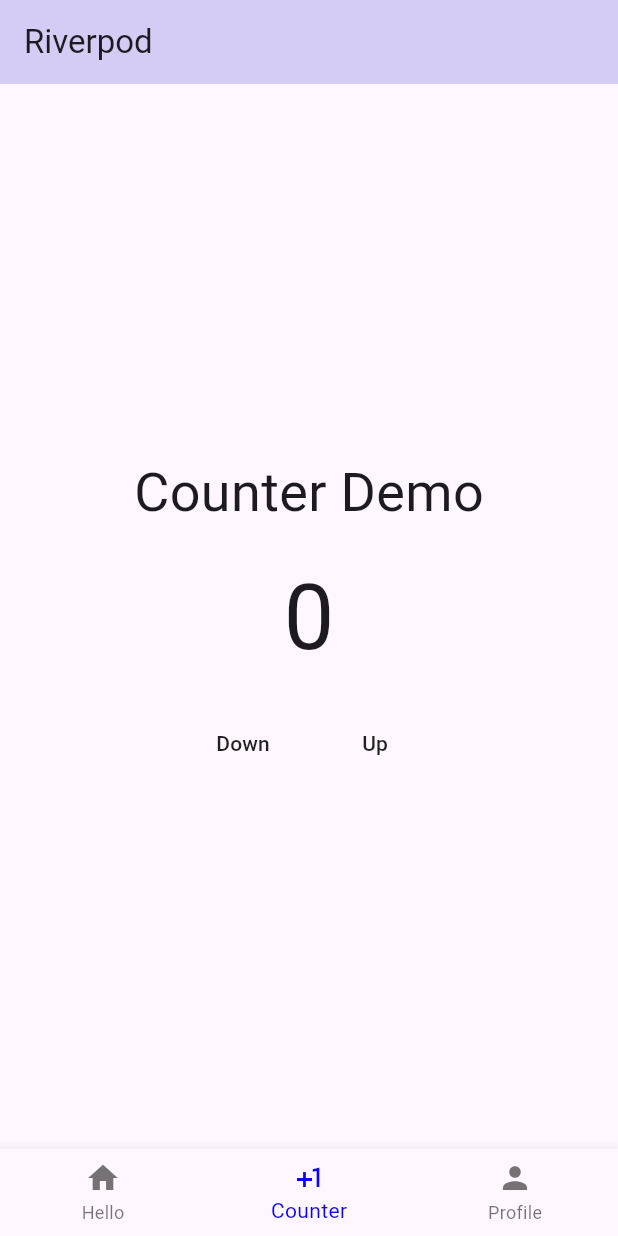
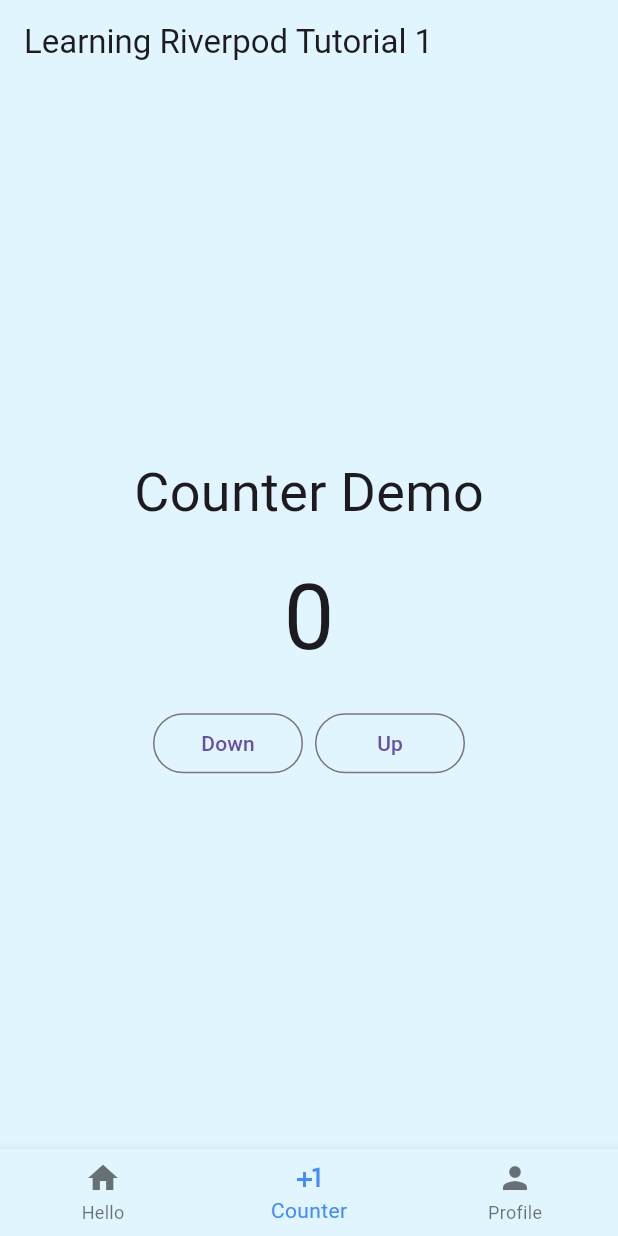
Before and after one commit to minlwin/learning-flutter-v2, a Flutter app: the screen it shows after launch, item 2 of the bottom bar chosen, on a phone screen of 412 x 824 dp. Run offline on Flutter 3.47's test engine with Material 3 defaults, Android fonts, the phone set to English and light mode, and no system bars; our stand-ins replace flutter_riverpod, riverpod_annotation; generated files the repository leaves out were written again.

Commit message:
Update Themes for Tutorial 1

```diff
--- a/s01_riverpod/p01_helloworld/lib/main.dart
+++ b/s01_riverpod/p01_helloworld/lib/main.dart
@@ -18,14 +18,18 @@ class MyFirstApp extends ConsumerWidget {
   Widget build(BuildContext context, WidgetRef ref) {
     return MaterialApp(
       debugShowCheckedModeBanner: false,
-      title: "Helloworld",
+      title: "Riverpod 1",
+      theme: Theme.of(context).copyWith(
+          scaffoldBackgroundColor: Colors.lightBlue[50],
+          appBarTheme: AppBarTheme.of(context)
+              .copyWith(backgroundColor: Colors.lightBlue[50])),
       home: Scaffold(
         appBar: AppBar(
-          title: const Text("Riverpod"),
-          backgroundColor: const Color.fromARGB(255, 213, 204, 245),
+          title: const Text("Learning Riverpod Tutorial 1"),
         ),
         body: _loadBody(ref.watch(currentPageProvider)),
         bottomNavigationBar: BottomNavigationBar(
+          backgroundColor: Colors.lightBlue[50],
           items: const [
             BottomNavigationBarItem(
               icon: Icon(Icons.home),
@@ -41,7 +45,7 @@ class MyFirstApp extends ConsumerWidget {
             )
           ],
           currentIndex: ref.watch(currentPageProvider),
-          selectedItemColor: const Color.fromARGB(255, 13, 5, 248),
+          selectedItemColor: Colors.blueAccent,
           onTap: (value) =>
               ref.read(currentPageProvider.notifier).setPage(value),
         ),
--- a/s01_riverpod/p01_helloworld/lib/pages/counter.dart
+++ b/s01_riverpod/p01_helloworld/lib/pages/counter.dart
@@ -51,15 +51,22 @@ class CounterApp extends ConsumerWidget {
           Row(
             mainAxisAlignment: MainAxisAlignment.center,
             children: [
-              MaterialButton(
-                child: const Text("Down"),
+              OutlinedButton(
                 onPressed: () =>
                     ref.read(counterStateProvider.notifier).countDown(),
+                style: OutlinedButton.styleFrom(
+                  minimumSize: const Size(100, 40),
+                ),
+                child: const Text("Down"),
               ),
-              MaterialButton(
-                child: const Text("Up"),
+              const SizedBox(width: 8),
+              OutlinedButton(
                 onPressed: () =>
                     ref.read(counterStateProvider.notifier).countUp(),
+                style: OutlinedButton.styleFrom(
+                  minimumSize: const Size(100, 40),
+                ),
+                child: const Text("Up"),
               )
             ],
           )
--- a/s01_riverpod/p01_helloworld/lib/pages/person.dart
+++ b/s01_riverpod/p01_helloworld/lib/pages/person.dart
@@ -60,7 +60,6 @@ class SubMenu extends ConsumerWidget {
           children: [
             Expanded(
               child: Card(
-                elevation: 0.4,
                 child: Padding(
                   padding: EdgeInsets.all(8),
                   child: Column(
@@ -78,7 +77,6 @@ class SubMenu extends ConsumerWidget {
             SizedBox(width: 8),
             Expanded(
               child: Card(
-                elevation: 0.4,
                 child: Padding(
                   padding: EdgeInsets.all(8),
                   child: Column(
@@ -96,7 +94,6 @@ class SubMenu extends ConsumerWidget {
             SizedBox(width: 8),
             Expanded(
               child: Card(
-                elevation: 0.4,
                 child: Padding(
                   padding: EdgeInsets.all(8),
                   child: Column(
@@ -137,7 +134,6 @@ class PersonalSetting extends ConsumerWidget {
           ),
         ),
         Card(
-          elevation: 0.4,
           child: Padding(
             padding: const EdgeInsets.all(4.0),
             child: ListView(
@@ -197,7 +193,6 @@ class ProfileWidget extends ConsumerWidget {
   @override
   Widget build(BuildContext context, WidgetRef ref) {
     return const Card(
-      elevation: 0.4,
       child: Padding(
         padding: EdgeInsets.all(8.0),
         child: Row(
```
